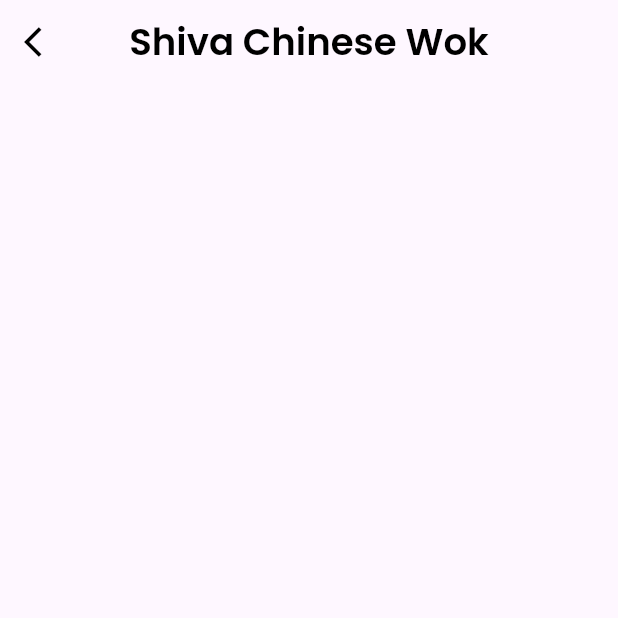
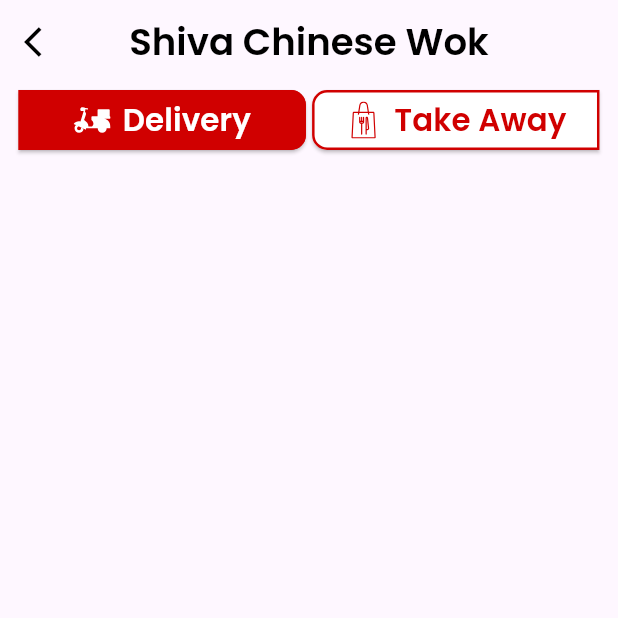
Before and after one commit to mayankjonwal02/Nukkad_Foods, a Flutter app: the CartScreen screen opened directly, on a phone screen of 412 x 824 dp, the top half of it. Run offline on Flutter 3.47's test engine with Material 3 defaults, Android fonts, the phone set to English and light mode, and no system bars; our stand-ins replace card_swiper, dotted_line, flutter_otp_text_field, flutter_rating_bar, flutter_svg, google_fonts and 3 more.

```diff
--- a/Frontend/user_app/lib/screens/NavBarWidgets/orderBody.dart
+++ b/Frontend/user_app/lib/screens/NavBarWidgets/orderBody.dart
@@ -3,7 +3,7 @@
 import 'package:user_app/Screens/Support/helpSupportScreen.dart';
 import 'package:user_app/Widgets/constants/colors.dart';
 import 'package:user_app/Widgets/constants/texts.dart';
-import 'package:user_app/Widgets/customs/Orders/orderTypeSelector.dart';
+import 'package:user_app/Widgets/customs/Orders/orderStatusSelector.dart';
 import 'package:user_app/Widgets/customs/Orders/placedOrderDetails.dart';
 
 class OrdersBody extends StatefulWidget {
@@ -34,7 +34,7 @@
               style: h1TextStyle,
             ),
           ),
-          OrderTypeSelector(onOrderTypeChanged: _handleOrderTypeChanged),
+          OrderStatusSelector(onOrderStatusChanged: _handleOrderTypeChanged),
           SizedBox(height: 2.h),
           Stack(
             children: [
--- a/Frontend/user_app/lib/screens/Restaurant/cartScreen.dart
+++ b/Frontend/user_app/lib/screens/Restaurant/cartScreen.dart
@@ -1,6 +1,7 @@
 import 'package:flutter/material.dart';
 import 'package:user_app/Widgets/constants/colors.dart';
 import 'package:user_app/Widgets/constants/texts.dart';
+import 'package:user_app/Widgets/customs/Orders/orderTypeSelector.dart';
 
 class CartScreen extends StatefulWidget {
   const CartScreen({super.key});
@@ -10,6 +11,10 @@
 }
 
 class _CartScreenState extends State<CartScreen> {
+  void _handleOrderTypeChanged(bool isDelivery) {
+    setState(() {});
+  }
+
   @override
   Widget build(BuildContext context) {
     return Scaffold(
@@ -23,6 +28,11 @@
         title: Text('Shiva Chinese Wok', style: h4TextStyle),
         centerTitle: true,
       ),
+      body: Column(
+        children: [
+          OrderTypeSelector(onOrderTypeChanged: _handleOrderTypeChanged),
+        ],
+      ),
     );
   }
 }
--- a/Frontend/user_app/lib/widgets/customs/Orders/orderTypeSelector.dart
+++ b/Frontend/user_app/lib/widgets/customs/Orders/orderTypeSelector.dart
@@ -6,38 +6,49 @@
 
 class OrderTypeSelector extends StatefulWidget {
   final Function(bool) onOrderTypeChanged;
-
-  OrderTypeSelector({Key? key, required this.onOrderTypeChanged})
+  const OrderTypeSelector({Key? key, required this.onOrderTypeChanged})
       : super(key: key);
 
   @override
-  _OrderTypeSelectorState createState() => _OrderTypeSelectorState();
+  State<OrderTypeSelector> createState() => _OrderTypeSelectorState();
 }
 
 class _OrderTypeSelectorState extends State<OrderTypeSelector> {
-  bool _isOngoing = true;
+  bool _isDelivery = true;
 
   @override
   Widget build(BuildContext context) {
-    return Row(
+    return Container(
+      padding: EdgeInsets.symmetric(horizontal: 3.w),
+      child: Row(
         mainAxisAlignment: MainAxisAlignment.spaceEvenly,
         crossAxisAlignment: CrossAxisAlignment.center,
         children: [
-        ElevatedButton.icon(
+          Expanded(
+            child: ElevatedButton.icon(
               onPressed: () {
                 setState(() {
-              _isOngoing = !_isOngoing;
+                  _isDelivery = true;
                 });
-            widget.onOrderTypeChanged(_isOngoing);
+                widget.onOrderTypeChanged(_isDelivery);
               },
-          icon: SvgPicture.asset('assets/icons/ongoing_orders_icon.svg',height: 4.h,
-          color: _isOngoing ? Colors.white : primaryColor,),
-          label: Text('Ongoing', style: h4TextStyle.copyWith(color: _isOngoing ? Colors.white : primaryColor)),
+              icon: SvgPicture.asset(
+                'assets/icons/delivering_icon.svg',
+                height: 3.h,
+                color: _isDelivery ? Colors.white : primaryColor,
+              ),
+              label: Text('Delivery',
+                  style: h5TextStyle.copyWith(
+                      color: _isDelivery ? Colors.white : primaryColor)),
               style: ElevatedButton.styleFrom(
-            foregroundColor: _isOngoing ? Colors.white : primaryColor,
-            backgroundColor: _isOngoing ? primaryColor : Colors.white,
+                padding: EdgeInsets.zero,
+                foregroundColor: _isDelivery ? Colors.white : primaryColor,
+                backgroundColor: _isDelivery ? primaryColor : Colors.white,
                 shape: RoundedRectangleBorder(
-              borderRadius: BorderRadius.circular(10),
+                  borderRadius: const BorderRadius.only(
+                    topRight: Radius.circular(10),
+                    bottomRight: Radius.circular(10),
+                  ),
                   side: BorderSide(
                     color: primaryColor,
                     width: 0.2.h,
@@ -45,21 +56,33 @@
                 ),
               ),
             ),
-        ElevatedButton.icon(
+          ),
+          SizedBox(width: 1.w),
+          Expanded(
+            child: ElevatedButton.icon(
               onPressed: () {
                 setState(() {
-              _isOngoing = !_isOngoing;
+                  _isDelivery = false;
                 });
-            widget.onOrderTypeChanged(_isOngoing);
+                widget.onOrderTypeChanged(_isDelivery);
               },
-          icon: SvgPicture.asset('assets/icons/previous_orders_icon.svg', height: 3.h,
-          color: _isOngoing ? primaryColor : Colors.white,),
-          label: Text('Previous', style: h4TextStyle.copyWith(color: _isOngoing ? primaryColor : Colors.white)),
+              icon: SvgPicture.asset(
+                'assets/icons/takeaway_icon.svg',
+                height: 3.h,
+                color: _isDelivery ? primaryColor : Colors.white,
+              ),
+              label: Text('Take Away',
+                  style: h5TextStyle.copyWith(
+                      color: _isDelivery ? primaryColor : Colors.white)),
               style: ElevatedButton.styleFrom(
-            foregroundColor: _isOngoing ? primaryColor : Colors.white,
-            backgroundColor: _isOngoing ? Colors.white : primaryColor,
+                padding: EdgeInsets.zero,
+                foregroundColor: _isDelivery ? primaryColor : Colors.white,
+                backgroundColor: _isDelivery ? Colors.white : primaryColor,
                 shape: RoundedRectangleBorder(
-              borderRadius: BorderRadius.circular(10),
+                  borderRadius: const BorderRadius.only(
+                    topLeft: Radius.circular(10),
+                    bottomLeft: Radius.circular(10),
+                  ),
                   side: BorderSide(
                     color: primaryColor,
                     width: 0.2.h,
@@ -67,7 +90,9 @@
                 ),
               ),
             ),
+          ),
         ],
+      ),
     );
   }
 }
```
Also changed, not shown: Frontend/user_app/lib/widgets/customs/Orders/orderStatusSelector.dart (added, +72 -0 lines). Lines whose indentation alone changed are shown as unchanged.
